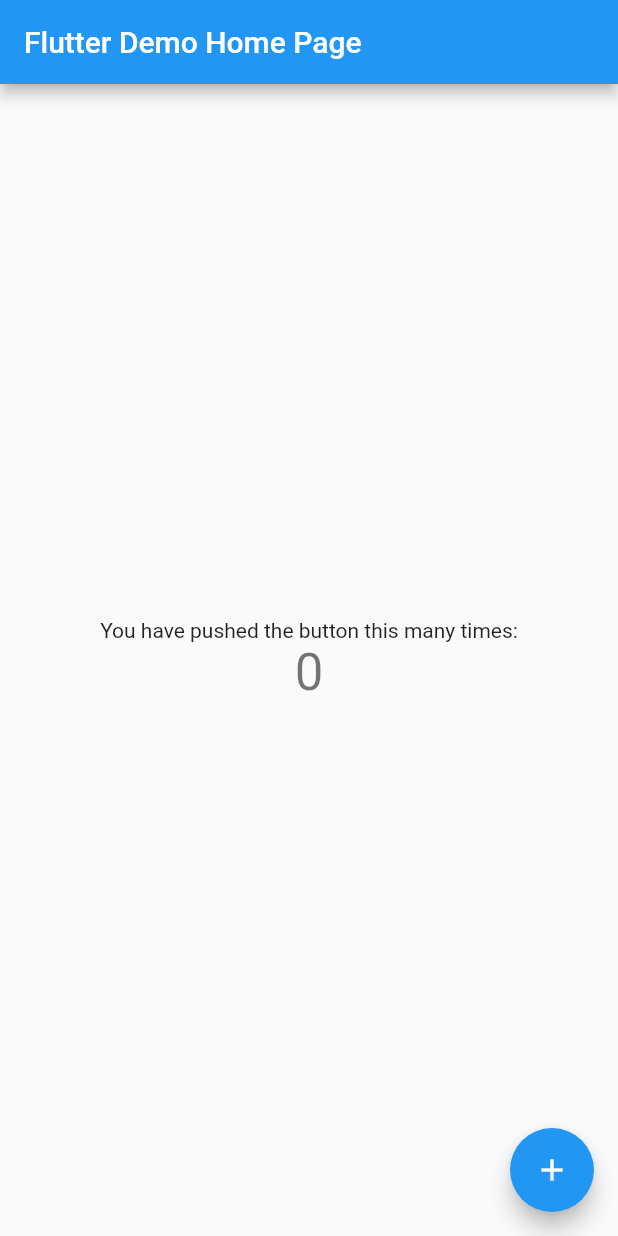
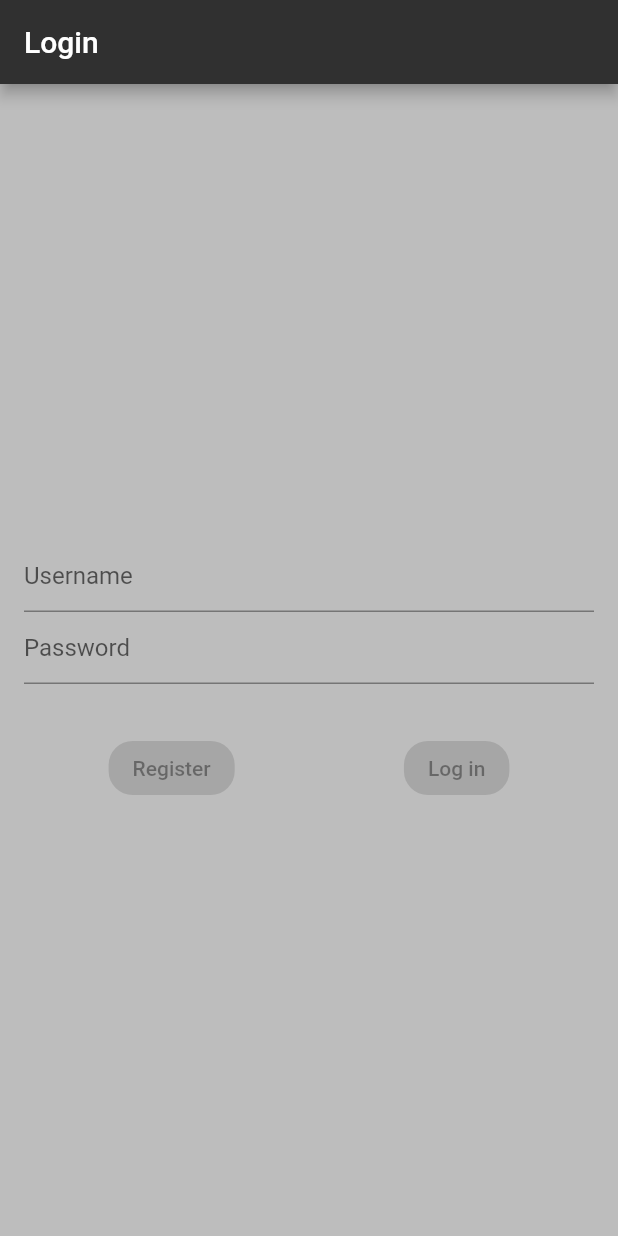
Before and after one commit to kyaay/Final-Mobile-Proj, a Flutter app: the screen it shows after launch, on a phone screen of 412 x 824 dp. Run offline on Flutter 3.47's test engine with Material 2 defaults, Android fonts, the phone set to English and light mode, and no system bars; our stand-ins replace hive_flutter; missing offline and left inert: simple_moment; accounts and stored records are empty.

Commit message:
Login Screen

```diff
--- a/insta_app/lib/main.dart
+++ b/insta_app/lib/main.dart
@@ -1,113 +1,11 @@
 import 'package:flutter/material.dart';
+import 'package:hive_flutter/hive_flutter.dart';
+import 'src/app.dart';
 
-void main() {
-  runApp(MyApp());
+void main() async {
+  await Hive.initFlutter();
+  await Hive.openBox('todos');
+  await Hive.openBox('accounts');
+  WidgetsFlutterBinding.ensureInitialized();
+  runApp(const MyApp());
 }
-
-class MyApp extends StatelessWidget {
-  // This widget is the root of your application.
-  @override
-  Widget build(BuildContext context) {
-    return MaterialApp(
-      title: 'Flutter Demo',
-      theme: ThemeData(
-        // This is the theme of your application.
-        //
-        // Try running your application with "flutter run". You'll see the
-        // application has a blue toolbar. Then, without quitting the app, try
-        // changing the primarySwatch below to Colors.green and then invoke
-        // "hot reload" (press "r" in the console where you ran "flutter run",
-        // or simply save your changes to "hot reload" in a Flutter IDE).
-        // Notice that the counter didn't reset back to zero; the application
-        // is not restarted.
-        primarySwatch: Colors.blue,
-      ),
-      home: MyHomePage(title: 'Flutter Demo Home Page'),
-    );
-  }
-}
-
-class MyHomePage extends StatefulWidget {
-  MyHomePage({Key? key, required this.title}) : super(key: key);
-
-  // This widget is the home page of your application. It is stateful, meaning
-  // that it has a State object (defined below) that contains fields that affect
-  // how it looks.
-
-  // This class is the configuration for the state. It holds the values (in this
-  // case the title) provided by the parent (in this case the App widget) and
-  // used by the build method of the State. Fields in a Widget subclass are
-  // always marked "final".
-
-  final String title;
-
-  @override
-  _MyHomePageState createState() => _MyHomePageState();
-}
-
-class _MyHomePageState extends State<MyHomePage> {
-  int _counter = 0;
-
-  void _incrementCounter() {
-    setState(() {
-      // This call to setState tells the Flutter framework that something has
-      // changed in this State, which causes it to rerun the build method below
-      // so that the display can reflect the updated values. If we changed
-      // _counter without calling setState(), then the build method would not be
-      // called again, and so nothing would appear to happen.
-      _counter++;
-    });
-  }
-
-  @override
-  Widget build(BuildContext context) {
-    // This method is rerun every time setState is called, for instance as done
-    // by the _incrementCounter method above.
-    //
-    // The Flutter framework has been optimized to make rerunning build methods
-    // fast, so that you can just rebuild anything that needs updating rather
-    // than having to individually change instances of widgets.
-    return Scaffold(
-      appBar: AppBar(
-        // Here we take the value from the MyHomePage object that was created by
-        // the App.build method, and use it to set our appbar title.
-        title: Text(widget.title),
-      ),
-      body: Center(
-        // Center is a layout widget. It takes a single child and positions it
-        // in the middle of the parent.
-        child: Column(
-          // Column is also a layout widget. It takes a list of children and
-          // arranges them vertically. By default, it sizes itself to fit its
-          // children horizontally, and tries to be as tall as its parent.
-          //
-          // Invoke "debug painting" (press "p" in the console, choose the
-          // "Toggle Debug Paint" action from the Flutter Inspector in Android
-          // Studio, or the "Toggle Debug Paint" command in Visual Studio Code)
-          // to see the wireframe for each widget.
-          //
-          // Column has various properties to control how it sizes itself and
-          // how it positions its children. Here we use mainAxisAlignment to
-          // center the children vertically; the main axis here is the vertical
-          // axis because Columns are vertical (the cross axis would be
-          // horizontal).
-          mainAxisAlignment: MainAxisAlignment.center,
-          children: <Widget>[
-            Text(
-              'You have pushed the button this many times:',
-            ),
-            Text(
-              '$_counter',
-              style: Theme.of(context).textTheme.headline4,
-            ),
-          ],
-        ),
-      ),
-      floatingActionButton: FloatingActionButton(
-        onPressed: _incrementCounter,
-        tooltip: 'Increment',
-        child: Icon(Icons.add),
-      ), // This trailing comma makes auto-formatting nicer for build methods.
-    );
-  }
-}
--- /dev/null
+++ b/insta_app/lib/src/app.dart
@@ -0,0 +1,16 @@
+import 'package:flutter/material.dart';
+import 'package:insta_app/src/screens/login/auth_screen.dart';
+
+class MyApp extends StatelessWidget {
+  const MyApp({
+    Key? key,
+  }) : super(key: key);
+
+  @override
+  Widget build(BuildContext context) {
+    return MaterialApp(
+      debugShowCheckedModeBanner: false,
+      home: Wrapper(),
+    );
+  }
+}
--- /dev/null
+++ b/insta_app/lib/src/screens/login/auth_controller.dart
@@ -0,0 +1,84 @@
+import 'package:flutter/material.dart';
+import 'package:hive_flutter/hive_flutter.dart';
+import 'package:insta_app/src/screens/login/user_model.dart';
+
+class AuthController with ChangeNotifier {
+  final Box accountsCache = Hive.box('accounts');
+  User? currentUser;
+  List<User> users = [];
+  AuthController() {
+    List result = accountsCache.get('users', defaultValue: []);
+    print(result);
+    for (var entry in result) {
+      print(entry);
+      users.add(User.fromJson(Map<String, dynamic>.from(entry)));
+    }
+    loadCurrentLoggedInUser();
+    notifyListeners();
+  }
+
+  String register(String username, String password) {
+    if (userExists(username) != null) {
+      return 'Error: the username is already taken';
+    } else {
+      User registerUser = User(username: username, password: password);
+      users.add(registerUser);
+      saveDataToCache();
+      currentUser = registerUser;
+      saveCurrentLoggedInUser();
+      notifyListeners();
+
+      return "User Successfully registered";
+    }
+  }
+
+  bool login(String username, String password) {
+    print(username);
+    print(password);
+    User? userSearchResult = userExists(username);
+    if (userSearchResult != null) {
+      bool result = userSearchResult.login(username, password);
+      if (result) {
+        currentUser = userSearchResult;
+        saveCurrentLoggedInUser();
+        notifyListeners();
+      }
+      return result;
+    } else {
+      return false;
+    }
+  }
+
+  Future saveCurrentLoggedInUser() {
+    return accountsCache.put('currentUser', currentUser?.toJson());
+  }
+
+  loadCurrentLoggedInUser() {
+    var temp = accountsCache.get('currentUser');
+    if (temp != null) {
+      currentUser = User.fromJson(Map<String, dynamic>.from(temp));
+    }
+  }
+
+  logout() {
+    currentUser = null;
+    saveCurrentLoggedInUser();
+    notifyListeners();
+  }
+
+  User? userExists(String username) {
+    for (User user in users) {
+      if (user.exists(username)) return user;
+    }
+    return null;
+  }
+
+  saveDataToCache() {
+    List<Map<String, dynamic>> dataToStore = [];
+    for (User user in users) {
+      dataToStore.add(user.toJson());
+    }
+    print(dataToStore);
+    accountsCache.put('users', dataToStore);
+  }
+}
--- /dev/null
+++ b/insta_app/lib/src/screens/login/auth_screen.dart
@@ -0,0 +1,157 @@
+import 'package:flutter/material.dart';
+import 'package:insta_app/src/screens/login/auth_controller.dart';
+
+class Wrapper extends StatelessWidget {
+  Wrapper({Key? key}) : super(key: key);
+  final AuthController _authController = AuthController();
+  @override
+  Widget build(BuildContext context) {
+    return AnimatedBuilder(
+        animation: _authController,
+        builder: (context, Widget? w) {
+          if (_authController.currentUser == null) {
+            return AuthScreen(_authController);
+          } else {
+            return TodoScreen(_authController);
+          }
+        });
+  }
+}
+
+Widget TodoScreen(AuthController authController) {
+  return TodoScreen(authController);
+}
+
+class AuthScreen extends StatefulWidget {
+  final AuthController auth;
+  const AuthScreen(
+    this.auth, {
+    Key? key,
+  }) : super(key: key);
+
+  @override
+  State<AuthScreen> createState() => _AuthScreenState();
+}
+
+class _AuthScreenState extends State<AuthScreen> {
+  final _formKey = GlobalKey<FormState>();
+  final TextEditingController _unCon = TextEditingController(),
+      _passCon = TextEditingController();
+  String prompts = '';
+  AuthController get _auth => widget.auth;
+  @override
+  Widget build(BuildContext context) {
+    return Scaffold(
+      appBar: AppBar(
+        title: const Text('Login'),
+        backgroundColor: const Color(0xFF303030),
+      ),
+      backgroundColor: Colors.grey[400],
+      body: SafeArea(
+        child: Center(
+          child: SingleChildScrollView(
+            child: Container(
+              padding: const EdgeInsets.all(16),
+              child: Form(
+                key: _formKey,
+                onChanged: () {
+                  _formKey.currentState?.validate();
+                  if (mounted) {
+                    setState(() {});
+                  }
+                },
+                child: Column(
+                  mainAxisSize: MainAxisSize.min,
+                  children: [
+                    Padding(
+                      padding: const EdgeInsets.all(16),
+                      child: Text(prompts),
+                    ),
+                    TextFormField(
+                      decoration: const InputDecoration(hintText: 'Username'),
+                      controller: _unCon,
+                      validator: (value) {
+                        if (value == null || value.isEmpty) {
+                          return 'Please enter your username';
+                        }
+                        return null;
+                      },
+                    ),
+                    TextFormField(
+                      obscureText: true,
+                      decoration: const InputDecoration(
+                        hintText: 'Password',
+                      ),
+                      controller: _passCon,
+                      validator: (value) {
+                        if (value == null || value.isEmpty) {
+                          return 'Please enter your password';
+                        }
+                        return null;
+                      },
+                    ),
+                    Flexible(
+                      child: Padding(
+                        padding: const EdgeInsets.symmetric(vertical: 32),
+                        child: Row(
+                          mainAxisAlignment: MainAxisAlignment.spaceAround,
+                          children: [
+                            ElevatedButton(
+                              onPressed:
+                                  (_formKey.currentState?.validate() ?? false)
+                                      ? () {
+                                          String result = _auth.register(
+                                              _unCon.text, _passCon.text);
+                                          setState(() {
+                                            prompts = result;
+                                          });
+                                        }
+                                      : null,
+                              style: ElevatedButton.styleFrom(
+                                  shape: RoundedRectangleBorder(
+                                    borderRadius: BorderRadius.circular(16.0),
+                                  ),
+                                  primary: (_formKey.currentState?.validate() ??
+                                          false)
+                                      ? const Color(0xFF303030)
+                                      : Colors.grey),
+                              child: const Text('Register'),
+                            ),
+                            ElevatedButton(
+                              onPressed:
+                                  (_formKey.currentState?.validate() ?? false)
+                                      ? () {
+                                          bool result = _auth.login(
+                                              _unCon.text, _passCon.text);
+                                          if (!result) {
+                                            setState(() {
+                                              prompts =
+                                                  'Error logging in, username or password may be incorrect or the user has not been registered yet.';
+                                            });
+                                          }
+                                        }
+                                      : null,
+                              style: ElevatedButton.styleFrom(
+                                  shape: RoundedRectangleBorder(
+                                    borderRadius: BorderRadius.circular(16.0),
+                                  ),
+                                  primary: (_formKey.currentState?.validate() ??
+                                          false)
+                                      ? const Color(0xFF303030)
+                                      : Colors.grey),
+                              child: const Text('Log in'),
+                            ),
+                          ],
+                        ),
+                      ),
+                    )
+                  ],
+                ),
+              ),
+            ),
+          ),
+        ),
+      ),
+    );
+  }
+}
--- /dev/null
+++ b/insta_app/lib/src/screens/login/user_model.dart
@@ -0,0 +1,29 @@
+class User {
+  late String username;
+  late String password;
+  User({required this.username, required this.password});
+
+  User.fromJson(Map<String, dynamic> json) {
+    username = json['username'];
+    password = json['password'];
+  }
+
+  bool exists(String _username) {
+    return username == _username;
+  }
+
+  bool login(String _username, String _password) {
+    if (username == _username && password == _password) {
+      return true;
+    } else {
+      return false;
+    }
+  }
+
+  Map<String, dynamic> toJson() {
+    return {
+      'username': username,
+      'password': password,
+    };
+  }
+}
--- a/insta_app/pubspec.yaml
+++ b/insta_app/pubspec.yaml
@@ -28,6 +28,8 @@
   # The following adds the Cupertino Icons font to your application.
   # Use with the CupertinoIcons class for iOS style icons.
   cupertino_icons: ^1.0.2
+  simple_moment: ^1.1.1
+  hive_flutter: ^1.1.0
 
 dev_dependencies:
   flutter_test:
```
Also changed, not shown: insta_app/lib/src/screens/instaapp/insta_model.dart (added, +46 -0 lines), insta_app/lib/src/screens/instaapp/widgets/insta_card.dart (added, +25 -0 lines), insta_app/lib/src/screens/instaapp/insta_screen.dart (added), insta_app/lib/src/screens/instaapp/widgets/input_widget.dart (added), 1 other file.
